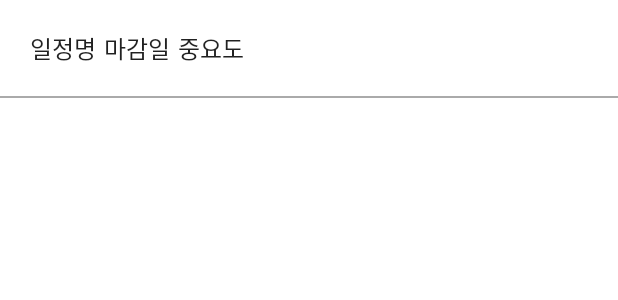
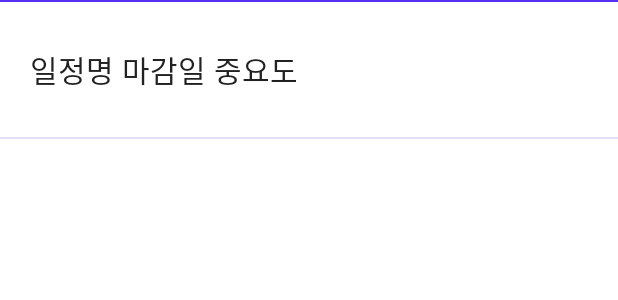
Before and after one commit to seunghwaryu/engineeringdesign, an Android app: the layout main_list_item.xml on its own in the app's theme, with its tools: preview values and no code run, on a phone screen of 412 x 824 dp. Shown: the top 300 px of the screen. Run offline under Robolectric (Android 15) with nearby library versions, the phone set to English and light mode, and no system bars.

Commit message:
레이아웃 수정

```diff
--- a/app/src/main/res/layout/activity_add_schedule.xml
+++ b/app/src/main/res/layout/activity_add_schedule.xml
@@ -3,8 +3,8 @@
 <LinearLayout xmlns:android="http://schemas.android.com/apk/res/android"
     android:layout_width="350dp"
     android:layout_height="310dp"
-    android:orientation="vertical">
-
+    android:orientation="vertical"
+    android:background="@drawable/basic_layout">
     <LinearLayout
         android:layout_width="match_parent"
         android:layout_height="wrap_content"
--- a/app/src/main/res/layout/main_list_item.xml
+++ b/app/src/main/res/layout/main_list_item.xml
@@ -5,21 +5,23 @@
     android:layout_width="match_parent"
     android:layout_height="wrap_content"
     android:orientation="vertical">
-
+    <View
+        android:layout_width="match_parent"
+        android:layout_height="1.5dp"
+        android:background="@color/blue"/>
     <!-- id, TextView 속성 제외하고 마음대로 수정바람 -->
     <LinearLayout
         android:layout_width="match_parent"
-        android:layout_height="wrap_content"
+        android:layout_height="90dp"
         android:gravity="center_vertical"
         android:padding="20dp">
-
         <TextView
             android:id="@+id/item_name"
             android:layout_width="wrap_content"
             android:layout_height="wrap_content"
             android:text="일정명"
             android:textColor = "?android:textColorPrimary"
-            android:textSize="16sp" />
+            android:textSize="20sp" />
 
         <TextView
             android:id="@+id/item_deadline"
@@ -27,7 +29,7 @@
             android:layout_height="wrap_content"
             android:layout_marginLeft="5dp"
             android:text="마감일"
-            android:textSize="16sp"
+            android:textSize="20sp"
             android:textColor = "?android:textColorPrimary"
             android:maxLines="1"/>
 
@@ -37,7 +39,7 @@
             android:layout_height="wrap_content"
             android:layout_marginLeft="5dp"
             android:text="중요도"
-            android:textSize="16sp"
+            android:textSize="20sp"
             android:textColor = "?android:textColorPrimary" />
 
     </LinearLayout>
@@ -45,7 +47,7 @@
     <!--구분선-->
     <View
         android:layout_width="match_parent"
-        android:layout_height="1dp"
-        android:background="#aaa"/>
+        android:layout_height="1.5dp"
+        android:background="@color/light_blue"/>
 
 </LinearLayout>
```
Also changed, not shown: app/src/main/res/drawable/basic_button2.xml (+4 -4 lines), app/src/main/res/drawable/basic_layout.xml (renamed from app/src/main/res/drawable/basic_button1.xml, +5 -5 lines), app/src/main/res/layout/activity_main_list.xml (+28 -31 lines).
